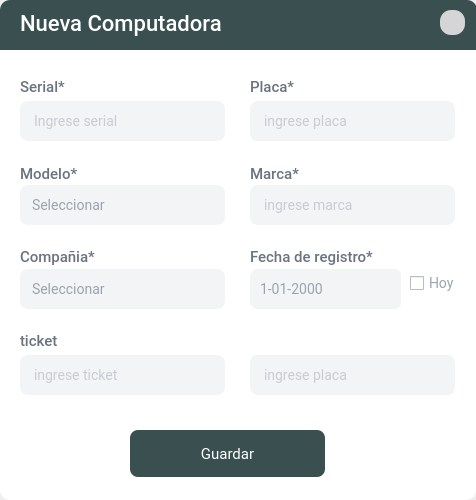
Old version of the form App/source/ui_files/computador_nuevo.ui in the repository Bailon18/Vinculacion-desktop-python.
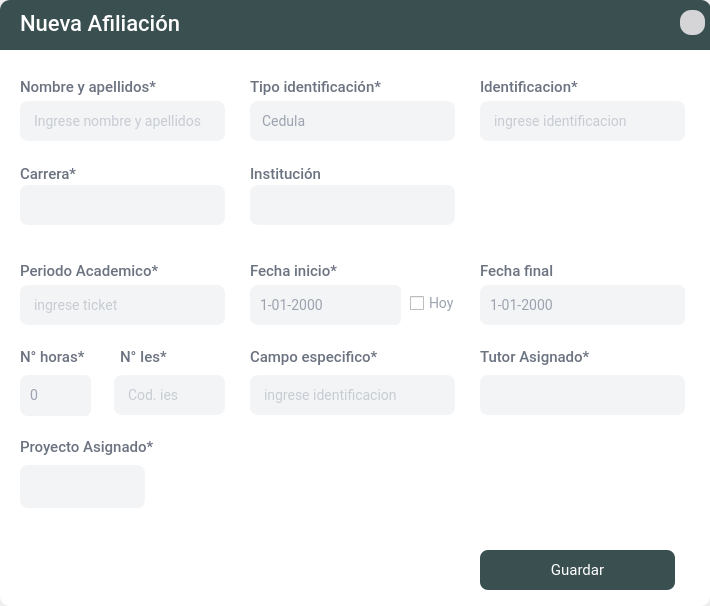
New version of the form. Icons and pictures are not drawn.

Diff of the .ui file:
```diff
--- a/App/source/ui_files/computador_nuevo.ui
+++ b/App/source/ui_files/computador_nuevo.ui
@@ -6,20 +6,20 @@
    <rect>
     <x>0</x>
     <y>0</y>
-    <width>476</width>
-    <height>500</height>
+    <width>710</width>
+    <height>606</height>
    </rect>
   </property>
   <property name="minimumSize">
    <size>
-    <width>476</width>
+    <width>600</width>
     <height>500</height>
    </size>
   </property>
   <property name="maximumSize">
    <size>
-    <width>476</width>
-    <height>500</height>
+    <width>800</width>
+    <height>800</height>
    </size>
   </property>
   <property name="windowTitle">
@@ -79,8 +79,8 @@
        <rect>
         <x>10</x>
         <y>65</y>
-        <width>461</width>
-        <height>351</height>
+        <width>691</width>
+        <height>471</height>
        </rect>
       </property>
       <property name="minimumSize">
@@ -208,6 +208,44 @@
 color:#9CA3AF}
 
 
+/*SPINBOX*/
+QSpinBox{
+font-family: Roboto;
+font-style: normal;
+font-weight: normal;
+font-size: 14px;
+letter-spacing: 0.02em;
+background: #F3F4F6;
+color:#9CA3AF;
+padding:8px;
+border-radius:8px; }
+
+QSpinBox::up-button {
+min-width: 25px; min-height: 12px; background-color: #F3F4F6; 
+border-radius: 6px;}
+
+QSpinBox::down-button {
+min-width: 25px; min-height: 12px; background-color: #F3F4F6; 
+border-radius: 6px;}
+
+QSpinBox::up-arrow{
+	image: url(:/menu/contraerarriba.png);
+     width: 11px;
+     height: 11px;
+}
+
+QSpinBox::down-arrow{
+	image: url(:/menu/contraerabajo.png);
+     width:11px;
+     height: 11px;}
+
+QSpinBox::focus{
+background: #FFFFFF;
+border: 2px solid #344647;
+border-radius: 8px;
+}
+
+
 
 </string>
       </property>
@@ -221,8 +259,8 @@
        <property name="geometry">
         <rect>
          <x>10</x>
-         <y>180</y>
-         <width>151</width>
+         <y>280</y>
+         <width>101</width>
          <height>21</height>
         </rect>
        </property>
@@ -230,7 +268,7 @@
         <string notr="true"/>
        </property>
        <property name="text">
-        <string>Compañia*</string>
+        <string>N° horas*</string>
        </property>
        <property name="alignment">
         <set>Qt::AlignBottom|Qt::AlignLeading|Qt::AlignLeft</set>
@@ -261,7 +299,7 @@
         <set>Qt::AlignLeading|Qt::AlignLeft|Qt::AlignVCenter</set>
        </property>
        <property name="placeholderText">
-        <string>Ingrese serial</string>
+        <string>Ingrese nombre y apellidos</string>
        </property>
       </widget>
       <widget class="QLabel" name="lbl11">
@@ -277,7 +315,7 @@
         <string notr="true"/>
        </property>
        <property name="text">
-        <string>Serial*</string>
+        <string>Nombre y apellidos*</string>
        </property>
        <property name="alignment">
         <set>Qt::AlignBottom|Qt::AlignLeading|Qt::AlignLeft</set>
@@ -296,44 +334,13 @@
         <string notr="true"/>
        </property>
        <property name="text">
-        <string>Modelo*</string>
+        <string>Carrera*</string>
        </property>
        <property name="alignment">
         <set>Qt::AlignBottom|Qt::AlignLeading|Qt::AlignLeft</set>
        </property>
       </widget>
-      <widget class="QComboBox" name="cbox_compania">
-       <property name="geometry">
-        <rect>
-         <x>10</x>
-         <y>204</y>
-         <width>205</width>
-         <height>40</height>
-        </rect>
-       </property>
-       <property name="cursor">
-        <cursorShape>PointingHandCursor</cursorShape>
-       </property>
-       <property name="styleSheet">
-        <string notr="true"/>
-       </property>
-       <item>
-        <property name="text">
-         <string>Seleccionar</string>
-        </property>
-       </item>
-       <item>
-        <property name="text">
-         <string>Masculino</string>
-        </property>
-       </item>
-       <item>
-        <property name="text">
-         <string>Femenino</string>
-        </property>
-       </item>
-      </widget>
-      <widget class="QComboBox" name="cbox_modelo">
+      <widget class="QComboBox" name="cbox_carrera">
        <property name="geometry">
         <rect>
          <x>10</x>
@@ -348,40 +355,25 @@
        <property name="styleSheet">
         <string notr="true"/>
        </property>
-       <item>
-        <property name="text">
-         <string>Seleccionar</string>
-        </property>
-       </item>
-       <item>
-        <property name="text">
-         <string>Santillana</string>
-        </property>
-       </item>
-       <item>
-        <property name="text">
-         <string>Mayorca</string>
-        </property>
-       </item>
       </widget>
       <widget class="QLabel" name="label_95">
        <property name="geometry">
         <rect>
          <x>10</x>
-         <y>260</y>
+         <y>190</y>
          <width>161</width>
          <height>31</height>
         </rect>
        </property>
        <property name="text">
-        <string>ticket</string>
+        <string>Periodo Academico*</string>
        </property>
       </widget>
       <widget class="QDateEdit" name="fecha_registro">
        <property name="geometry">
         <rect>
          <x>240</x>
-         <y>204</y>
+         <y>220</y>
          <width>151</width>
          <height>40</height>
         </rect>
@@ -434,25 +426,6 @@
         <bool>false</bool>
        </property>
       </widget>
-      <widget class="QLabel" name="lbl8">
-       <property name="geometry">
-        <rect>
-         <x>240</x>
-         <y>180</y>
-         <width>181</width>
-         <height>21</height>
-        </rect>
-       </property>
-       <property name="styleSheet">
-        <string notr="true"/>
-       </property>
-       <property name="text">
-        <string>Fecha de registro*</string>
-       </property>
-       <property name="alignment">
-        <set>Qt::AlignBottom|Qt::AlignLeading|Qt::AlignLeft</set>
-       </property>
-      </widget>
       <widget class="QCheckBox" name="check_fecha">
        <property name="enabled">
         <bool>true</bool>
@@ -460,7 +433,7 @@
        <property name="geometry">
         <rect>
          <x>400</x>
-         <y>210</y>
+         <y>230</y>
          <width>61</width>
          <height>17</height>
         </rect>
@@ -474,7 +447,7 @@
         <rect>
          <x>240</x>
          <y>10</y>
-         <width>81</width>
+         <width>131</width>
          <height>21</height>
         </rect>
        </property>
@@ -482,7 +455,7 @@
         <string notr="true"/>
        </property>
        <property name="text">
-        <string>Placa*</string>
+        <string>Tipo identificación*</string>
        </property>
        <property name="alignment">
         <set>Qt::AlignBottom|Qt::AlignLeading|Qt::AlignLeft</set>
@@ -494,7 +467,7 @@
        </property>
        <property name="geometry">
         <rect>
-         <x>240</x>
+         <x>470</x>
          <y>36</y>
          <width>205</width>
          <height>40</height>
@@ -513,64 +486,17 @@
         <set>Qt::AlignLeading|Qt::AlignLeft|Qt::AlignVCenter</set>
        </property>
        <property name="placeholderText">
-        <string>ingrese placa</string>
+        <string>ingrese identificacion</string>
        </property>
       </widget>
-      <widget class="QLabel" name="lbl9_3">
-       <property name="geometry">
-        <rect>
-         <x>240</x>
-         <y>97</y>
-         <width>81</width>
-         <height>21</height>
-        </rect>
-       </property>
-       <property name="styleSheet">
-        <string notr="true"/>
-       </property>
-       <property name="text">
-        <string>Marca*</string>
-       </property>
-       <property name="alignment">
-        <set>Qt::AlignBottom|Qt::AlignLeading|Qt::AlignLeft</set>
-       </property>
-      </widget>
-      <widget class="QLineEdit" name="line_marca">
-       <property name="enabled">
-        <bool>true</bool>
-       </property>
-       <property name="geometry">
-        <rect>
-         <x>240</x>
-         <y>120</y>
-         <width>205</width>
-         <height>40</height>
-        </rect>
-       </property>
-       <property name="styleSheet">
-        <string notr="true"/>
-       </property>
-       <property name="maxLength">
-        <number>30</number>
-       </property>
-       <property name="frame">
-        <bool>true</bool>
-       </property>
-       <property name="alignment">
-        <set>Qt::AlignLeading|Qt::AlignLeft|Qt::AlignVCenter</set>
-       </property>
-       <property name="placeholderText">
-        <string>ingrese marca</string>
-       </property>
-      </widget>
-      <widget class="QLineEdit" name="line_ticket">
+      <widget class="QLineEdit" name="line_periodoacademico">
        <property name="enabled">
         <bool>true</bool>
        </property>
        <property name="geometry">
         <rect>
          <x>10</x>
-         <y>290</y>
+         <y>220</y>
          <width>205</width>
          <height>40</height>
         </rect>
@@ -591,83 +517,301 @@
         <string>ingrese ticket</string>
        </property>
       </widget>
-      <widget class="QLabel" name="lbl_serial">
+      <widget class="QComboBox" name="cbo_tipo_identificacion">
        <property name="geometry">
         <rect>
-         <x>12</x>
-         <y>76</y>
-         <width>191</width>
-         <height>16</height>
+         <x>240</x>
+         <y>36</y>
+         <width>205</width>
+         <height>40</height>
         </rect>
        </property>
+       <item>
+        <property name="text">
+         <string>Cedula</string>
+        </property>
+       </item>
+       <item>
+        <property name="text">
+         <string>Carnet extranjeria</string>
+        </property>
+       </item>
+       <item>
+        <property name="text">
+         <string>Pasaporte</string>
+        </property>
+       </item>
+      </widget>
+      <widget class="QLabel" name="lbl9_4">
+       <property name="geometry">
+        <rect>
+         <x>470</x>
+         <y>10</y>
+         <width>131</width>
+         <height>21</height>
+        </rect>
+       </property>
        <property name="styleSheet">
-        <string notr="true">font: 9pt &quot;MS Shell Dlg 2&quot;;
-color: rgb(255, 0, 0);</string>
+        <string notr="true"/>
        </property>
        <property name="text">
-        <string/>
+        <string>Identificacion*</string>
        </property>
+       <property name="alignment">
+        <set>Qt::AlignBottom|Qt::AlignLeading|Qt::AlignLeft</set>
+       </property>
       </widget>
       <widget class="QLabel" name="lbl_placa">
        <property name="geometry">
         <rect>
-         <x>241</x>
-         <y>77</y>
-         <width>191</width>
-         <height>16</height>
+         <x>240</x>
+         <y>190</y>
+         <width>161</width>
+         <height>31</height>
         </rect>
        </property>
+       <property name="text">
+        <string>Fecha inicio*</string>
+       </property>
+      </widget>
+      <widget class="QDateEdit" name="fecha_final">
+       <property name="geometry">
+        <rect>
+         <x>470</x>
+         <y>220</y>
+         <width>205</width>
+         <height>40</height>
+        </rect>
+       </property>
+       <property name="cursor">
+        <cursorShape>PointingHandCursor</cursorShape>
+       </property>
        <property name="styleSheet">
-        <string notr="true">font: 9pt &quot;MS Shell Dlg 2&quot;;
-color: rgb(255, 0, 0);</string>
+        <string notr="true">/*SPINBOX*/
+QDateEdit{
+font-family: Roboto;
+font-style: normal;
+font-weight: normal;
+font-size: 14px;
+letter-spacing: 0.02em;
+background: #F3F4F6;
+color:#9CA3AF;
+padding:8px;
+border-radius:8px; }
+
+QDateEdit::up-button {
+min-width: 25px; min-height: 12px; background-color: #F3F4F6; 
+border-radius: 6px;}
+
+QDateEdit::down-button {
+min-width: 25px; min-height: 12px; background-color: #F3F4F6; 
+border-radius: 6px;}
+
+QDateEdit::up-arrow{
+	image: url(:/prefijoNuevo/comDownP.png);
+     width: 9px;
+     height: 9px;
+}
+
+QDateEdit::down-arrow{
+	image:url(:/prefijoNuevo/comUpP.png);
+     width: 9px;
+     height: 9px;}
+
+QDateEdit::focus{
+background: #FFFFFF;
+border: 2px solid #526974;
+border-radius: 8px;
+}</string>
        </property>
+       <property name="displayFormat">
+        <string>d-MM-yyyy</string>
+       </property>
+       <property name="calendarPopup">
+        <bool>false</bool>
+       </property>
+      </widget>
+      <widget class="QLabel" name="label_97">
+       <property name="geometry">
+        <rect>
+         <x>470</x>
+         <y>190</y>
+         <width>161</width>
+         <height>31</height>
+        </rect>
+       </property>
        <property name="text">
-        <string/>
+        <string>Fecha final</string>
        </property>
       </widget>
-      <widget class="QLabel" name="lbl_ticket">
+      <widget class="QSpinBox" name="spb_numerohoras">
        <property name="geometry">
         <rect>
          <x>10</x>
-         <y>330</y>
-         <width>191</width>
-         <height>16</height>
+         <y>310</y>
+         <width>71</width>
+         <height>41</height>
         </rect>
        </property>
+      </widget>
+      <widget class="QLineEdit" name="line_campoespecifico">
+       <property name="enabled">
+        <bool>true</bool>
+       </property>
+       <property name="geometry">
+        <rect>
+         <x>240</x>
+         <y>310</y>
+         <width>205</width>
+         <height>40</height>
+        </rect>
+       </property>
        <property name="styleSheet">
-        <string notr="true">font: 9pt &quot;MS Shell Dlg 2&quot;;
-color: rgb(255, 0, 0);</string>
+        <string notr="true"/>
        </property>
+       <property name="maxLength">
+        <number>30</number>
+       </property>
+       <property name="frame">
+        <bool>true</bool>
+       </property>
+       <property name="alignment">
+        <set>Qt::AlignLeading|Qt::AlignLeft|Qt::AlignVCenter</set>
+       </property>
+       <property name="placeholderText">
+        <string>ingrese identificacion</string>
+       </property>
+      </widget>
+      <widget class="QLabel" name="lbl9_5">
+       <property name="geometry">
+        <rect>
+         <x>240</x>
+         <y>280</y>
+         <width>131</width>
+         <height>21</height>
+        </rect>
+       </property>
+       <property name="styleSheet">
+        <string notr="true"/>
+       </property>
        <property name="text">
-        <string/>
+        <string>Campo especifico*</string>
        </property>
+       <property name="alignment">
+        <set>Qt::AlignBottom|Qt::AlignLeading|Qt::AlignLeft</set>
+       </property>
       </widget>
       <widget class="QLabel" name="lbl_marca">
        <property name="geometry">
         <rect>
+         <x>470</x>
+         <y>280</y>
+         <width>151</width>
+         <height>21</height>
+        </rect>
+       </property>
+       <property name="styleSheet">
+        <string notr="true"/>
+       </property>
+       <property name="text">
+        <string>Tutor Asignado*</string>
+       </property>
+       <property name="alignment">
+        <set>Qt::AlignBottom|Qt::AlignLeading|Qt::AlignLeft</set>
+       </property>
+      </widget>
+      <widget class="QComboBox" name="cbo_tutor">
+       <property name="geometry">
+        <rect>
+         <x>470</x>
+         <y>310</y>
+         <width>205</width>
+         <height>40</height>
+        </rect>
+       </property>
+      </widget>
+      <widget class="QLabel" name="lbl9_3">
+       <property name="geometry">
+        <rect>
          <x>240</x>
-         <y>160</y>
-         <width>191</width>
-         <height>16</height>
+         <y>97</y>
+         <width>101</width>
+         <height>21</height>
         </rect>
        </property>
        <property name="styleSheet">
-        <string notr="true">font: 9pt &quot;MS Shell Dlg 2&quot;;
-color: rgb(255, 0, 0);</string>
+        <string notr="true"/>
        </property>
        <property name="text">
+        <string>Institución</string>
+       </property>
+       <property name="alignment">
+        <set>Qt::AlignBottom|Qt::AlignLeading|Qt::AlignLeft</set>
+       </property>
+      </widget>
+      <widget class="QComboBox" name="cbo_institucion">
+       <property name="geometry">
+        <rect>
+         <x>240</x>
+         <y>120</y>
+         <width>205</width>
+         <height>40</height>
+        </rect>
+       </property>
+       <property name="cursor">
+        <cursorShape>PointingHandCursor</cursorShape>
+       </property>
+       <property name="styleSheet">
+        <string notr="true"/>
+       </property>
+      </widget>
+      <widget class="QComboBox" name="cbo_proyectos">
+       <property name="geometry">
+        <rect>
+         <x>10</x>
+         <y>400</y>
+         <width>661</width>
+         <height>43</height>
+        </rect>
+       </property>
+       <property name="maxVisibleItems">
+        <number>10</number>
+       </property>
+       <property name="sizeAdjustPolicy">
+        <enum>QComboBox::AdjustToContents</enum>
+       </property>
+       <property name="placeholderText">
         <string/>
        </property>
       </widget>
-      <widget class="QLineEdit" name="line_id">
+      <widget class="QLabel" name="lbl5_3">
+       <property name="geometry">
+        <rect>
+         <x>10</x>
+         <y>370</y>
+         <width>151</width>
+         <height>21</height>
+        </rect>
+       </property>
+       <property name="styleSheet">
+        <string notr="true"/>
+       </property>
+       <property name="text">
+        <string>Proyecto Asignado*</string>
+       </property>
+       <property name="alignment">
+        <set>Qt::AlignBottom|Qt::AlignLeading|Qt::AlignLeft</set>
+       </property>
+      </widget>
+      <widget class="QLineEdit" name="line_codigoies">
        <property name="enabled">
         <bool>true</bool>
        </property>
        <property name="geometry">
         <rect>
-         <x>240</x>
-         <y>290</y>
-         <width>205</width>
+         <x>104</x>
+         <y>310</y>
+         <width>111</width>
          <height>40</height>
         </rect>
        </property>
@@ -684,29 +828,48 @@
         <set>Qt::AlignLeading|Qt::AlignLeft|Qt::AlignVCenter</set>
        </property>
        <property name="placeholderText">
-        <string>ingrese placa</string>
+        <string>Cod. ies</string>
+       </property>
+      </widget>
+      <widget class="QLabel" name="lbl5_4">
+       <property name="geometry">
+        <rect>
+         <x>110</x>
+         <y>280</y>
+         <width>101</width>
+         <height>21</height>
+        </rect>
+       </property>
+       <property name="styleSheet">
+        <string notr="true"/>
+       </property>
+       <property name="text">
+        <string>N° Ies*</string>
+       </property>
+       <property name="alignment">
+        <set>Qt::AlignBottom|Qt::AlignLeading|Qt::AlignLeft</set>
        </property>
       </widget>
      </widget>
      <widget class="QPushButton" name="btn_guardar">
       <property name="geometry">
        <rect>
-        <x>130</x>
-        <y>430</y>
+        <x>480</x>
+        <y>550</y>
         <width>195</width>
-        <height>47</height>
+        <height>40</height>
        </rect>
       </property>
       <property name="minimumSize">
        <size>
         <width>195</width>
-        <height>47</height>
+        <height>40</height>
        </size>
       </property>
       <property name="maximumSize">
        <size>
         <width>110</width>
-        <height>47</height>
+        <height>40</height>
        </size>
       </property>
       <property name="cursor">
@@ -748,7 +911,7 @@
        <rect>
         <x>0</x>
         <y>0</y>
-        <width>477</width>
+        <width>711</width>
         <height>50</height>
        </rect>
       </property>
@@ -765,7 +928,7 @@
       <widget class="QToolButton" name="btn_closeadmi">
        <property name="geometry">
         <rect>
-         <x>440</x>
+         <x>680</x>
          <y>10</y>
          <width>25</width>
          <height>25</height>
@@ -831,7 +994,7 @@
 color:#ffffff;</string>
        </property>
        <property name="text">
-        <string>Nueva Computadora</string>
+        <string>Nueva Afiliación</string>
        </property>
       </widget>
      </widget>
```
Left out of the diff: 47 changed lines with no effect on the pictures.
